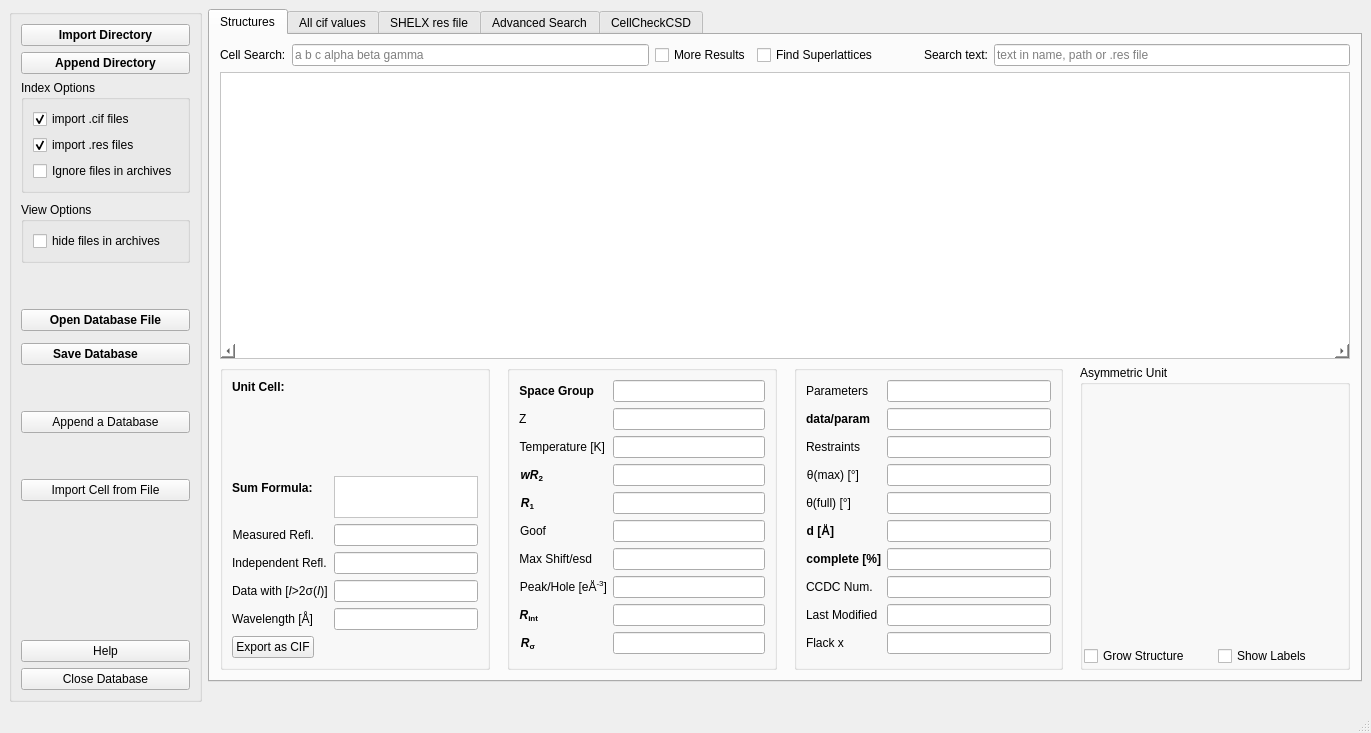
Old version of the form src/structurefinder/gui/strf_main.ui in the repository dkratzert/StructureFinder.
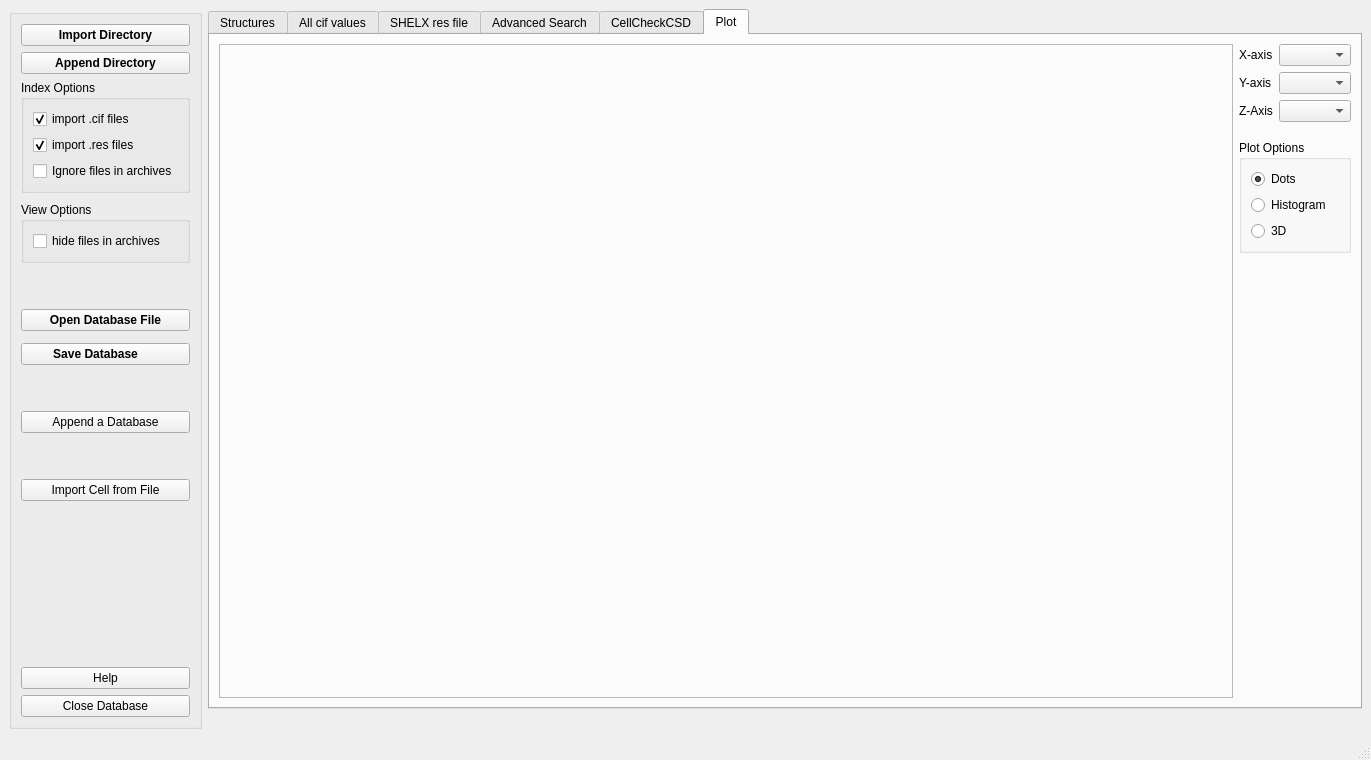
New version of the form. Custom widgets are drawn as their Qt base class.

The edit to the form file:
```diff
--- a/src/structurefinder/gui/strf_main.ui
+++ b/src/structurefinder/gui/strf_main.ui
@@ -8,7 +8,7 @@
     <x>0</x>
     <y>0</y>
     <width>1371</width>
-    <height>733</height>
+    <height>760</height>
    </rect>
   </property>
   <property name="windowTitle">
@@ -280,6 +280,8 @@
        <number>0</number>
       </property>
       <item>
+       <layout class="QVBoxLayout" name="verticalLayout_9">
+        <item>
        <widget class="QTabWidget" name="MaintabWidget">
         <property name="accessibleName">
          <string/>
@@ -294,7 +296,7 @@
          <string notr="true"/>
         </property>
         <property name="currentIndex">
-         <number>0</number>
+           <number>5</number>
         </property>
         <widget class="QWidget" name="maintab">
          <attribute name="title">
@@ -358,7 +360,6 @@
                   <widget class="QLabel" name="SpaceGrouplabel">
                    <property name="font">
                     <font>
-                     <weight>75</weight>
                      <bold>true</bold>
                     </font>
                    </property>
@@ -418,7 +419,6 @@
                   <widget class="QLabel" name="wR2Label">
                    <property name="font">
                     <font>
-                     <weight>75</weight>
                      <italic>false</italic>
                      <bold>true</bold>
                     </font>
@@ -442,7 +442,6 @@
                   <widget class="QLabel" name="r1Label">
                    <property name="font">
                     <font>
-                     <weight>75</weight>
                      <italic>false</italic>
                      <bold>true</bold>
                     </font>
@@ -517,7 +516,6 @@
                   <widget class="QLabel" name="rintLabel">
                    <property name="font">
                     <font>
-                     <weight>75</weight>
                      <bold>true</bold>
                     </font>
                    </property>
@@ -540,7 +538,6 @@
                   <widget class="QLabel" name="rsigmaLabel">
                    <property name="font">
                     <font>
-                     <weight>75</weight>
                      <bold>true</bold>
                     </font>
                    </property>
@@ -592,7 +589,6 @@
                  </property>
                  <property name="font">
                   <font>
-                   <weight>75</weight>
                    <bold>true</bold>
                   </font>
                  </property>
@@ -616,7 +612,6 @@
                   <widget class="QLabel" name="label">
                    <property name="font">
                     <font>
-                     <weight>75</weight>
                      <bold>true</bold>
                     </font>
                    </property>
@@ -949,7 +944,6 @@
                   <widget class="QLabel" name="dataReflnsLabel">
                    <property name="font">
                     <font>
-                     <weight>75</weight>
                      <bold>true</bold>
                     </font>
                    </property>
@@ -1023,7 +1017,6 @@
                   <widget class="QLabel" name="dLabel">
                    <property name="font">
                     <font>
-                     <weight>75</weight>
                      <bold>true</bold>
                     </font>
                    </property>
@@ -1046,7 +1039,6 @@
                   <widget class="QLabel" name="completeLabel">
                    <property name="font">
                     <font>
-                     <weight>75</weight>
                      <bold>true</bold>
                     </font>
                    </property>
@@ -3347,10 +3339,127 @@
           </item>
          </layout>
         </widget>
+          <widget class="QWidget" name="tab">
+           <attribute name="title">
+            <string>Plot</string>
+           </attribute>
+           <layout class="QHBoxLayout" name="horizontalLayout_7">
+            <item>
+             <widget class="QFrame" name="plot_area_frame">
+              <property name="sizePolicy">
+               <sizepolicy hsizetype="Preferred" vsizetype="Preferred">
+                <horstretch>90</horstretch>
+                <verstretch>0</verstretch>
+               </sizepolicy>
+              </property>
+              <property name="frameShape">
+               <enum>QFrame::Shape::StyledPanel</enum>
+              </property>
+              <property name="frameShadow">
+               <enum>QFrame::Shadow::Raised</enum>
+              </property>
+              <layout class="QVBoxLayout" name="plot_area_verticalLayout"/>
        </widget>
       </item>
       <item>
-       <layout class="QVBoxLayout" name="verticalLayout_9">
+             <layout class="QVBoxLayout" name="verticalLayout_13">
+              <item>
+               <layout class="QFormLayout" name="formLayout_4">
+                <property name="bottomMargin">
+                 <number>12</number>
+                </property>
+                <item row="0" column="1">
+                 <widget class="QComboBox" name="x_axis_plot_comboBox">
+                  <property name="sizeAdjustPolicy">
+                   <enum>QComboBox::SizeAdjustPolicy::AdjustToContents</enum>
+                  </property>
+                 </widget>
+                </item>
+                <item row="0" column="0">
+                 <widget class="QLabel" name="label_3">
+                  <property name="text">
+                   <string>X-axis</string>
+                  </property>
+                 </widget>
+                </item>
+                <item row="1" column="0">
+                 <widget class="QLabel" name="label_4">
+                  <property name="text">
+                   <string>Y-axis</string>
+                  </property>
+                 </widget>
+                </item>
+                <item row="2" column="0">
+                 <widget class="QLabel" name="label_5">
+                  <property name="text">
+                   <string>Z-Axis</string>
+                  </property>
+                 </widget>
+                </item>
+                <item row="1" column="1">
+                 <widget class="QComboBox" name="y_axis_plot_comboBox">
+                  <property name="sizeAdjustPolicy">
+                   <enum>QComboBox::SizeAdjustPolicy::AdjustToContents</enum>
+                  </property>
+                 </widget>
+                </item>
+                <item row="2" column="1">
+                 <widget class="QComboBox" name="z_axis_plot_comboBox"/>
+                </item>
+               </layout>
+              </item>
+              <item>
+               <widget class="QGroupBox" name="pltOptionsGroupBox">
+                <property name="title">
+                 <string>Plot Options</string>
+                </property>
+                <layout class="QVBoxLayout" name="verticalLayout_14">
+                 <item>
+                  <widget class="QRadioButton" name="dotsRadioButton">
+                   <property name="text">
+                    <string>Dots</string>
+                   </property>
+                   <property name="checked">
+                    <bool>true</bool>
+                   </property>
+                  </widget>
+                 </item>
+                 <item>
+                  <widget class="QRadioButton" name="HistogramRadioButton">
+                   <property name="text">
+                    <string>Histogram</string>
+                   </property>
+                  </widget>
+                 </item>
+                 <item>
+                  <widget class="QRadioButton" name="ddradioButton">
+                   <property name="text">
+                    <string>3D</string>
+                   </property>
+                  </widget>
+                 </item>
+                </layout>
+               </widget>
+              </item>
+              <item>
+               <spacer name="verticalSpacer_10">
+                <property name="orientation">
+                 <enum>Qt::Orientation::Vertical</enum>
+                </property>
+                <property name="sizeHint" stdset="0">
+                 <size>
+                  <width>20</width>
+                  <height>40</height>
+                 </size>
+                </property>
+               </spacer>
+              </item>
+             </layout>
+            </item>
+           </layout>
+          </widget>
+         </widget>
+        </item>
         <item>
          <widget class="QLabel" name="DatabaseNameDisplayLabel">
           <property name="text">
```
Left out of the diff: 187 changed lines with no effect on the pictures. Lines whose indentation alone changed are shown as unchanged.
